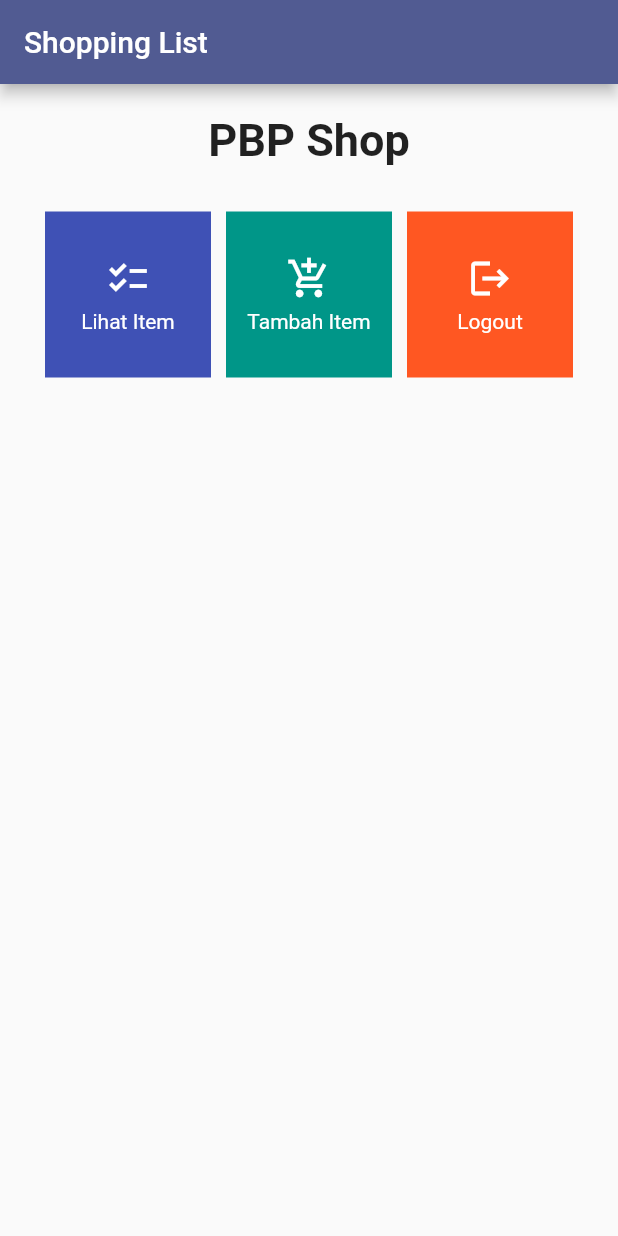
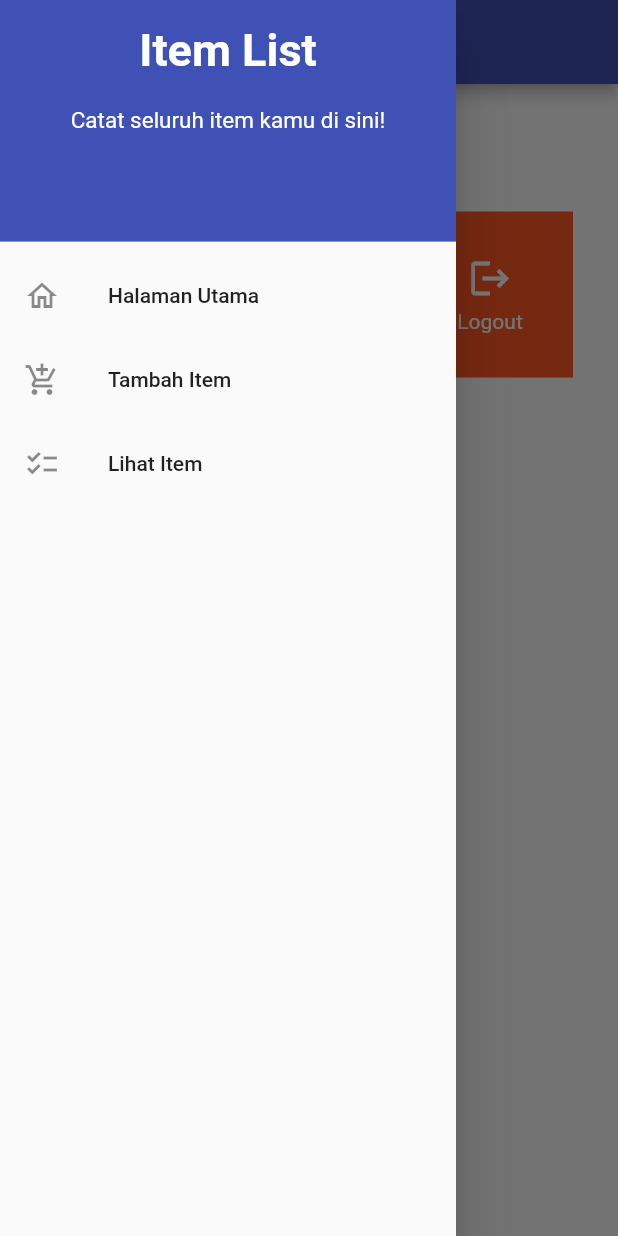
Before and after one commit to DwikyAhmad/inventori-mobile, a Flutter app: the screen it shows after launch, with the side drawer open (before the commit the screen has no drawer), on a phone screen of 412 x 824 dp. Run offline on Flutter 3.47's test engine with Material 2 defaults, Android fonts, the phone set to English and light mode, and no system bars.

Commit message:
Done Tugas 8 + Bonus

```diff
--- a/lib/main.dart
+++ b/lib/main.dart
@@ -1,5 +1,5 @@
 import 'package:flutter/material.dart';
-import 'package:inventori/menu.dart';
+import 'package:inventori/screens/menu.dart';
 
 void main() {
   runApp(const MyApp());
--- a/lib/menu.dart
+++ b/lib/screens/menu.dart
@@ -1,4 +1,6 @@
 import 'package:flutter/material.dart';
+import 'package:inventori/widgets/left_drawer.dart';
+import 'package:inventori/widgets/shop_card.dart';
 
 class MyHomePage extends StatelessWidget {
   MyHomePage({Key? key}) : super(key: key);
@@ -25,7 +27,10 @@
         title: const Text(
           'Shopping List',
         ),
+        backgroundColor: Colors.indigo,
+        foregroundColor: Colors.white,
       ),
+      drawer: const LeftDrawer(),
       body: SingleChildScrollView(
         // Widget wrapper yang dapat discroll
         child: Padding(
@@ -68,58 +73,3 @@
     );
   }
 }
-
-class ShopItem {
-  final String name;
-  final IconData icon;
-
-  ShopItem(this.name, this.icon);
-}
-
-class ShopCard extends StatelessWidget {
-  final ShopItem item;
-
-  // Menambah atribut color
-  final Color color;
-
-  const ShopCard(this.item, this.color, {super.key}); // Constructor
-
-  @override
-  Widget build(BuildContext context) {
-    return Material(
-      color: color,
-      child: InkWell(
-        // Area responsive terhadap sentuhan
-        onTap: () {
-          // Memunculkan SnackBar ketika diklik
-          ScaffoldMessenger.of(context)
-            ..hideCurrentSnackBar()
-            ..showSnackBar(SnackBar(
-                content: Text("Kamu telah menekan tombol ${item.name}!")));
-        },
-        child: Container(
-          // Container untuk menyimpan Icon dan Text
-          padding: const EdgeInsets.all(8),
-          child: Center(
-            child: Column(
-              mainAxisAlignment: MainAxisAlignment.center,
-              children: [
-                Icon(
-                  item.icon,
-                  color: Colors.white,
-                  size: 30.0,
-                ),
-                const Padding(padding: EdgeInsets.all(3)),
-                Text(
-                  item.name,
-                  textAlign: TextAlign.center,
-                  style: const TextStyle(color: Colors.white),
-                ),
-              ],
-            ),
-          ),
-        ),
-      ),
-    );
-  }
-}
--- /dev/null
+++ b/lib/screens/show_item.dart
@@ -0,0 +1,46 @@
+import 'package:flutter/material.dart';
+// Impor drawer yang sudah dibuat sebelumnya
+import 'package:inventori/widgets/left_drawer.dart';
+
+List<Item> listItem = [];
+
+class ShowItemPage extends StatefulWidget {
+  const ShowItemPage({super.key});
+
+  @override
+  State<ShowItemPage> createState() => _ShowItemState();
+}
+
+class _ShowItemState extends State<ShowItemPage> {
+  @override
+  Widget build(BuildContext context) {
+    return Scaffold(
+        appBar: AppBar(
+          title: const Center(
+            child: Text(
+              'Show Item',
+            ),
+          ),
+          backgroundColor: Colors.indigo,
+          foregroundColor: Colors.white,
+        ),
+        // Tambahkan drawer yang sudah dibuat di sini
+        drawer: const LeftDrawer(),
+        body: ListView.builder(
+            itemCount: listItem.length,
+            itemBuilder: (context, index) => Card(
+                    child: ListTile(
+                  title: Text('Name: ${listItem[index].name}'),
+                  subtitle: Text('Amount: ${listItem[index].amount}'),
+                  trailing: Text('Description: ${listItem[index].description}'),
+                ))));
+  }
+}
+
+class Item {
+  String name;
+  int amount;
+  String description;
+
+  Item({required this.name, required this.amount, required this.description});
+}
--- /dev/null
+++ b/lib/widgets/left_drawer.dart
@@ -0,0 +1,86 @@
+import 'package:flutter/material.dart';
+import 'package:inventori/screens/menu.dart';
+import 'package:inventori/screens/shoplist_form.dart';
+import 'package:inventori/screens/show_item.dart';
+
+class LeftDrawer extends StatelessWidget {
+  const LeftDrawer({super.key});
+
+  @override
+  Widget build(BuildContext context) {
+    return Drawer(
+      child: ListView(
+        children: [
+          const DrawerHeader(
+            decoration: BoxDecoration(
+              color: Colors.indigo,
+            ),
+            child: Column(
+              children: [
+                Text(
+                  'Item List',
+                  textAlign: TextAlign.center,
+                  style: TextStyle(
+                    fontSize: 30,
+                    fontWeight: FontWeight.bold,
+                    color: Colors.white,
+                  ),
+                ),
+                Padding(padding: EdgeInsets.all(10)),
+                Text(
+                  "Catat seluruh item kamu di sini!",
+                  // Tambahkan gaya teks dengan center alignment, font ukuran 15, warna putih, dan weight biasa
+                  textAlign: TextAlign.center,
+                  style: TextStyle(
+                    fontSize: 15,
+                    fontWeight: FontWeight.normal,
+                    color: Colors.white,
+                  ),
+                ),
+              ],
+            ),
+          ),
+          // Bagian routing
+          ListTile(
+            leading: const Icon(Icons.home_outlined),
+            title: const Text('Halaman Utama'),
+            // Bagian redirection ke MyHomePage
+            onTap: () {
+              Navigator.pushReplacement(
+                  context,
+                  MaterialPageRoute(
+                    builder: (context) => MyHomePage(),
+                  ));
+            },
+          ),
+          ListTile(
+            leading: const Icon(Icons.add_shopping_cart),
+            title: const Text('Tambah Item'),
+            // Bagian redirection ke ShopFormPage
+            onTap: () {
+              /* Buatlah routing ke ShopFormPage di sini,
+                setelah halaman ShopFormPage sudah dibuat. */
+              Navigator.push(
+                  context,
+                  MaterialPageRoute(
+                      builder: (context) => const ShopFormPage()));
+            },
+          ),
+          ListTile(
+            leading: const Icon(Icons.checklist),
+            title: const Text('Lihat Item'),
+            // Bagian redirection ke ShopFormPage
+            onTap: () {
+              /* Buatlah routing ke ShopFormPage di sini,
+                setelah halaman ShopFormPage sudah dibuat. */
+              Navigator.push(
+                  context,
+                  MaterialPageRoute(
+                      builder: (context) => const ShowItemPage()));
+            },
+          ),
+        ],
+      ),
+    );
+  }
+}
--- /dev/null
+++ b/lib/widgets/shop_card.dart
@@ -0,0 +1,70 @@
+import 'package:flutter/material.dart';
+import 'package:inventori/screens/shoplist_form.dart';
+import 'package:inventori/screens/show_item.dart';
+
+class ShopItem {
+  final String name;
+  final IconData icon;
+
+  ShopItem(this.name, this.icon);
+}
+
+class ShopCard extends StatelessWidget {
+  final ShopItem item;
+
+  // Menambah atribut color
+  final Color color;
+
+  const ShopCard(this.item, this.color, {super.key}); // Constructor
+
+  @override
+  Widget build(BuildContext context) {
+    return Material(
+      color: color,
+      child: InkWell(
+        // Area responsive terhadap sentuhan
+        onTap: () {
+          // Memunculkan SnackBar ketika diklik
+          ScaffoldMessenger.of(context)
+            ..hideCurrentSnackBar()
+            ..showSnackBar(SnackBar(
+                content: Text("Kamu telah menekan tombol ${item.name}!")));
+
+          // Navigate ke route yang sesuai (tergantung jenis tombol)
+          if (item.name == "Tambah Item") {
+            // Gunakan Navigator.push untuk melakukan navigasi ke MaterialPageRoute yang mencakup ShopFormPage.
+            Navigator.push(context,
+                MaterialPageRoute(builder: (context) => const ShopFormPage()));
+          }
+          if (item.name == "Lihat Item") {
+            // Gunakan Navigator.push untuk melakukan navigasi ke MaterialPageRoute yang mencakup ShopFormPage.
+            Navigator.push(context,
+                MaterialPageRoute(builder: (context) => const ShowItemPage()));
+          }
+        },
+        child: Container(
+          // Container untuk menyimpan Icon dan Text
+          padding: const EdgeInsets.all(8),
+          child: Center(
+            child: Column(
+              mainAxisAlignment: MainAxisAlignment.center,
+              children: [
+                Icon(
+                  item.icon,
+                  color: Colors.white,
+                  size: 30.0,
+                ),
+                const Padding(padding: EdgeInsets.all(3)),
+                Text(
+                  item.name,
+                  textAlign: TextAlign.center,
+                  style: const TextStyle(color: Colors.white),
+                ),
+              ],
+            ),
+          ),
+        ),
+      ),
+    );
+  }
+}
```
Also changed, not shown: lib/screens/shoplist_form.dart (added, +174 -0 lines), 1 other file.
